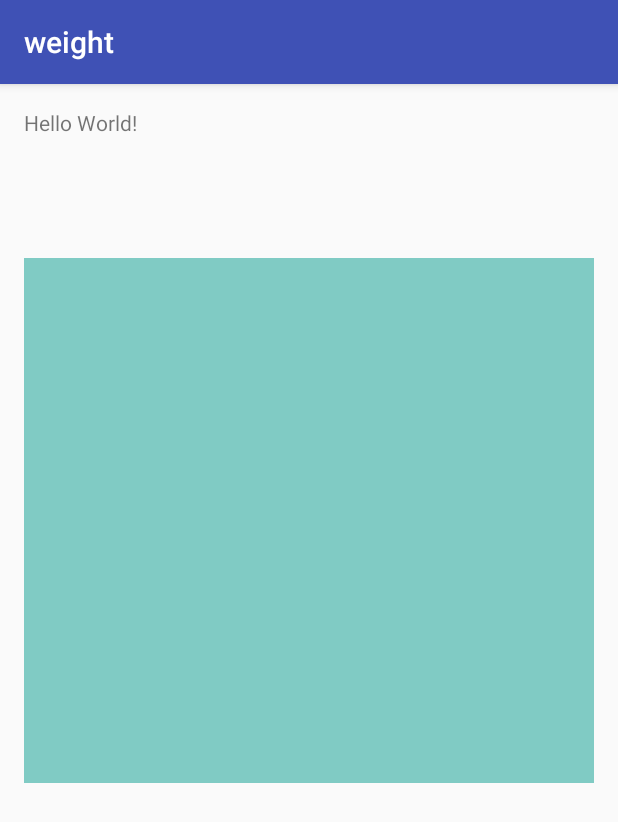
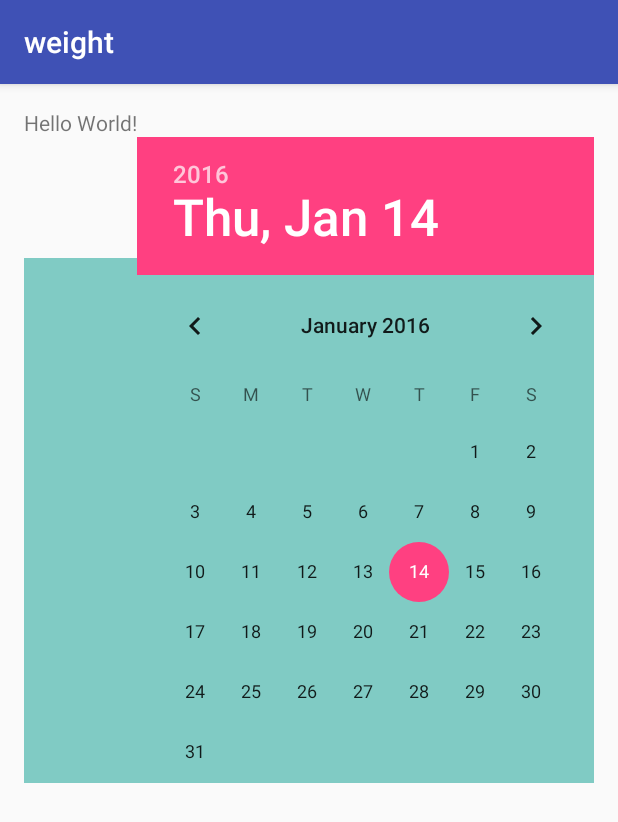
Before and after one commit to issei-omizu/android, an Android app: the screen it shows after launch (MainActivity), on a phone screen of 412 x 824 dp. Shown: the top 822 px of the screen. Run offline under Robolectric (Android 15) with nearby library versions, the phone set to English and light mode, and no system bars; libraries missing offline, so code that uses them is left out: com.google.api.client, com.google.api.services, org.achartengine, org.achartengine.chart, org.achartengine.model and 2 more; 3 statements that could not run were skipped.

Commit message:
date picker追加。 sheets apiで取得したデータをMapに設定する処理追加。

```diff
--- a/weight/app/src/main/java/com/example/isseiomizu/weight/MainActivity.java
+++ b/weight/app/src/main/java/com/example/isseiomizu/weight/MainActivity.java
@@ -2,6 +2,8 @@ package com.example.isseiomizu.weight;
 
 import android.support.v7.app.AppCompatActivity;
 import android.os.Bundle;
+import android.app.DatePickerDialog;
+
 
 import com.google.api.client.util.Value;
 import com.google.android.gms.common.ConnectionResult;
@@ -38,6 +40,7 @@ import android.text.method.ScrollingMovementMethod;
 import android.view.View;
 import android.view.ViewGroup;
 import android.widget.Button;
+import android.widget.DatePicker;
 import android.widget.LinearLayout;
 import android.widget.TextView;
 import android.widget.Toast;
@@ -47,10 +50,14 @@ import android.graphics.Paint;
 import java.io.IOException;
 import java.util.ArrayList;
 import java.util.Arrays;
+import java.util.Collection;
 import java.util.List;
 import java.util.Date;
 import java.text.ParseException;
 import java.text.SimpleDateFormat;
+import java.util.Map;
+import java.util.HashMap;
+import java.util.Set;
 
 import pub.devrel.easypermissions.AfterPermissionGranted;
 import pub.devrel.easypermissions.EasyPermissions;
@@ -90,6 +97,7 @@ public class MainActivity extends AppCompatActivity
     private LinearLayout chartlayout;
     private LinearLayout activityLayout;
 
+    private Map<String, List> mapWeight = new HashMap<>();
 
 
     @Override
@@ -97,6 +105,15 @@ public class MainActivity extends AppCompatActivity
         super.onCreate(savedInstanceState);
         setContentView(R.layout.activity_main);
 
+        final DatePicker datePicker = (DatePicker) findViewById(R.id.datePicker);
+        datePicker.init(2015, 12, 14, new DatePicker.OnDateChangedListener() {
+            @Override
+            public void onDateChanged(DatePicker view, int year, int monthOfYear, int dayOfMonth) {
+                // 日付を選択した時に実行される
+                String date = year + "年" + (monthOfYear + 1) + "月" + dayOfMonth + "日";
+                List test = mapWeight.get(date);
+            }
+        });
 
         chartlayout = (LinearLayout) findViewById(R.id.chart);
 //        GraphicalView graphicalView = TimeChartView();
@@ -402,6 +419,14 @@ public class MainActivity extends AppCompatActivity
 
             List<List<Object>> values = response.getValues();
 
+            // 取得したデータをMapに展開
+            if (values != null) {
+                results.add("Name, Major");
+                for (List row : values) {
+                    mapWeight.put(row.get(0).toString(), row);
+                }
+            }
+
 
             // 書き込みテスト！
             String rangeWrite = "Sheet3!A2:B2";
@@ -426,17 +451,6 @@ public class MainActivity extends AppCompatActivity
                     .setValueInputOption("USER_ENTERED")
                     .execute();
 
-//            if (values != null) {
-//                results.add("Name, Major");
-//                for (List row : values) {
-//                    if (row.size() > 1) {
-//                        results.add(row.get(0) + ", " + row.get(1));
-//                    }
-//                }
-//            }
-//
-//
-//
 //            return results;
             return values;
 //            return null;
--- a/weight/app/src/main/res/layout/activity_main.xml
+++ b/weight/app/src/main/res/layout/activity_main.xml
@@ -12,7 +12,8 @@
     <TextView
         android:layout_width="wrap_content"
         android:layout_height="wrap_content"
-        android:text="Hello World!" />
+        android:text="Hello World!"
+        android:id="@+id/textView" />
 
     <LinearLayout
         android:id="@+id/chart"
@@ -27,4 +28,12 @@
         android:background="@color/accent_material_dark">
     </LinearLayout>
 
+    <DatePicker
+        android:layout_width="wrap_content"
+        android:layout_height="wrap_content"
+        android:id="@+id/datePicker"
+        android:layout_below="@+id/textView"
+        android:layout_toRightOf="@+id/textView"
+        android:layout_toEndOf="@+id/textView" />
+
 </RelativeLayout>
```
